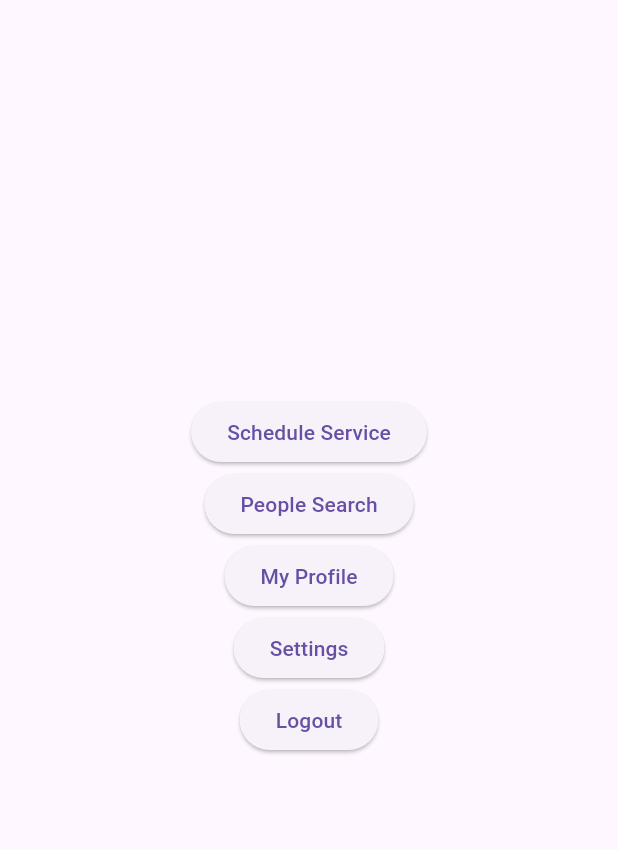
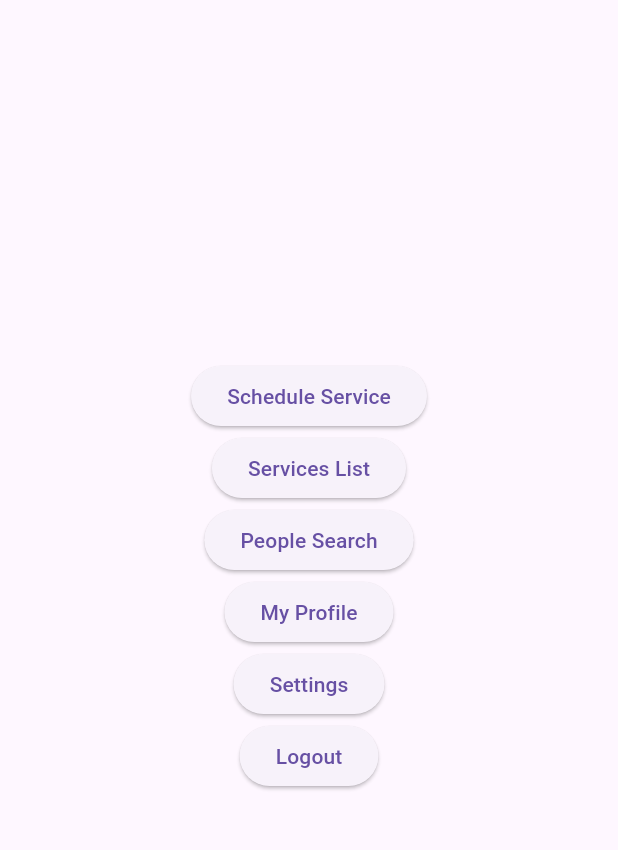
Before and after one commit to digitaleagle/harbor_connect, a Flutter app: the screen it shows after launch, on a phone screen of 412 x 824 dp, the part 84-934 px from its top. Run offline on Flutter 3.47's test engine with Material 3 defaults, Android fonts, the phone set to English and light mode, and no system bars; our stand-ins replace cloud_firestore, firebase_auth, firebase_core, flutter_riverpod, go_router, google_sign_in and 1 more; accounts and stored records are empty; network calls fail.

Commit message:
Added Scheduled Services list page

```diff
--- a/lib/config/app_router.dart
+++ b/lib/config/app_router.dart
@@ -8,6 +8,7 @@ import 'package:lbc_harbor_connect/services/database_service.dart';
 import 'package:riverpod/riverpod.dart';
 import 'package:lbc_harbor_connect/screens/profile_screen.dart';
 import 'package:lbc_harbor_connect/screens/schedule_service_screen.dart';
+import 'package:lbc_harbor_connect/screens/scheduled_services_list_screen.dart';
 import '../../screens/home_screen.dart';
 import '../../screens/people_screens.dart';
 import '../screens/login_screen.dart';
@@ -179,6 +180,12 @@ final routerProvider = Provider<GoRouter>((ref) {
         },
       ),
       GoRoute(
+        path: '/scheduled-list',
+        builder: (BuildContext context, GoRouterState state) {
+          return const ScheduledServicesListScreen();
+        },
+      ),
+      GoRoute(
         path: '/settings',
         builder: (BuildContext context, GoRouterState state) {
           return const SettingsHomePage();
--- a/lib/screens/home_screen.dart
+++ b/lib/screens/home_screen.dart
@@ -26,6 +26,9 @@ class _MyHomePageState extends ConsumerState<MyHomePage> {
               context.push('/schedule');
             }, child: Text("Schedule Service")),
             ElevatedButton(onPressed: () {
+              context.push('/scheduled-list');
+            }, child: Text("Services List")),
+            ElevatedButton(onPressed: () {
               context.push(
                 '/people/search',
                 //extra: UserDetail(id: '123', name: 'Alex', age: 28),
--- a/lib/services/database_service.dart
+++ b/lib/services/database_service.dart
@@ -158,7 +158,7 @@ class DatabaseService {
     return Role.fromJson(doc.data()!);
   }
 
-  // Save a service instance to 'scheduled-services'
+  // Save a service instance to 'services'
   Future<void> saveServiceInstance(ServiceInstance instance) async {
     try {
       await _db
@@ -170,4 +170,13 @@ class DatabaseService {
     }
   }
 
+  // Stream all scheduled services
+  Stream<List<ServiceInstance>> getScheduledServices() {
+    return _db.collection('services').orderBy('date').snapshots().map((snapshot) {
+      return snapshot.docs
+          .map((doc) => ServiceInstance.fromJson(doc.data()))
+          .toList();
+    });
+  }
+
 }
--- a/pubspec.yaml
+++ b/pubspec.yaml
@@ -41,6 +41,7 @@ dependencies:
   google_sign_in: ^7.2.0
   cloud_firestore: ^6.5.0
   uuid: ^4.5.3
+  intl: ^0.20.2
 
 dev_dependencies:
   flutter_test:
```
Also changed, not shown: lib/screens/scheduled_services_list_screen.dart (added, +74 -0 lines).
